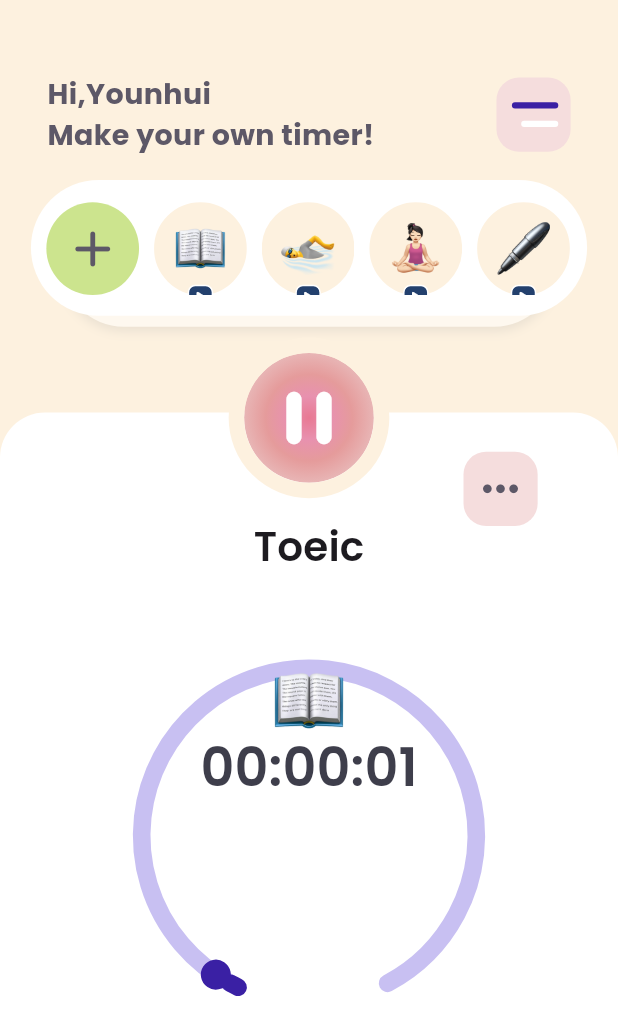
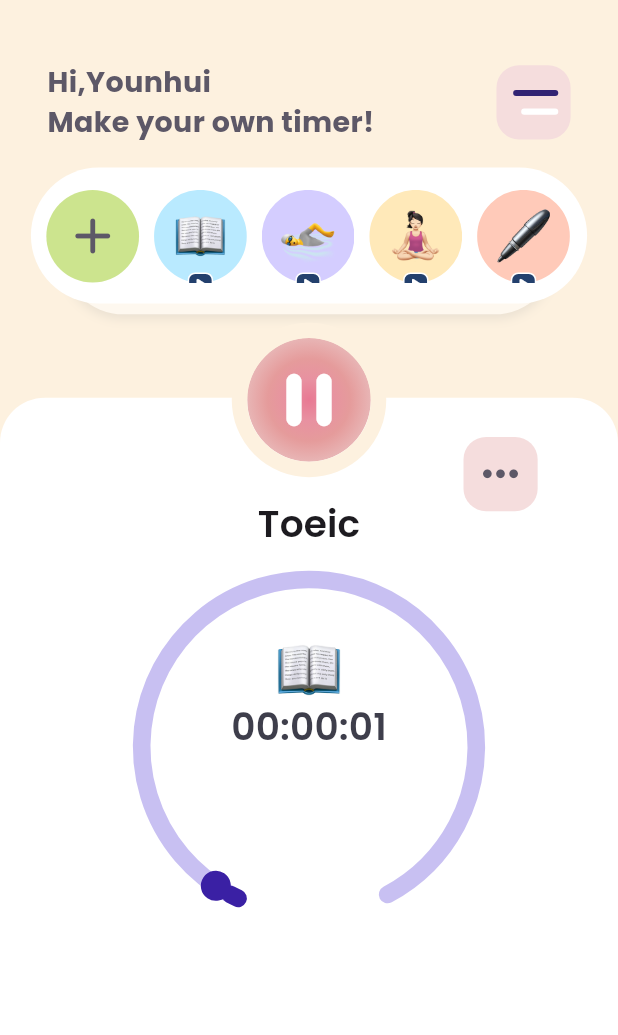
Before and after one commit to younhui97/custom_timer, a Flutter app: the screen it shows after launch, after a tap on the "play arrow" icon, on a phone screen of 412 x 824 dp. Shown: the top 1035 px of the screen. Run offline on Flutter 3.47's test engine with Material 3 defaults, Android fonts, the phone set to English and light mode, and no system bars; drawn by our look-alikes of syncfusion_flutter_gauges; our stand-ins replace firebase_core, firebase_database, gradient_borders; missing offline and left inert: string_2_icon; accounts and stored records are empty.

Commit message:
20240302

```diff
--- a/lib/model/mytimer.dart
+++ b/lib/model/mytimer.dart
@@ -15,7 +15,6 @@
   String ticon;
   String name;
   bool ison;
-  BoxDecoration bd;
   List tnamelist;
   List tlengthlist;
   ColorStyleFactory colors;
@@ -24,7 +23,6 @@
     required this.ticon,
     required this.name,
     required this.ison,
-    required this.bd,
     required this.tnamelist,
     required this.tlengthlist,
     required this.colors
--- a/lib/ui/colorstyle.dart
+++ b/lib/ui/colorstyle.dart
@@ -10,30 +10,23 @@
 }
 
 class ColorStyles {
-  static List<ColorStyleFactory> randomcolorlist = const [
-    ColorStyleFactory(main: lightyellow, border: denseyellow),
-    ColorStyleFactory(main: lightpink, border: densepink),
-    ColorStyleFactory(main: lightblue, border: denseblue),
-    ColorStyleFactory(main: lightpurple, border: densepurple),
-    ColorStyleFactory(main: lightorange, border: denseorange)
-  ];
-
   // static ColorStyleFactory randf = randomcolorlist[Random().nextInt(5)];
   // static ColorStyleFactory get randg => randomcolorlist[Random().nextInt(5)];
 
   static const Color lighterpink = Color(0xfff5dddd);
   static const Color lightyellow = Color(0xfffdf1df);
-  static const Color lightpink = Color(0xffe6b6b6);
+  static const Color lightyellow2 = Color(0xfffff0be);
+  static const Color lightpink = Color(0xffe6b6c4);
   static const Color lightlime = Color(0xffcce48e);
   static const Color lightblue = Color(0xffb5e6f8);
   static const Color lightpurple = Color(0xffb7b8e7);
-  static const Color lightorange = Color(0xffdea78f);
+  static const Color lightorange = Color(0xffeaaca6);
   static const Color denseyellow = Color(0xffe3a33d);
-  static const Color densepink = Color(0xff803a3a);
+  static const Color densepink = Color(0xff803a4f);
   static const Color denselime = Color(0xff607536);
   static const Color denseblue = Color(0xff325b6b);
   static const Color densepurple = Color(0xff27296e);
-  static const Color denseorange = Color(0xff753a23);
+  static const Color denseorange = Color(0xff8f2a01);
 
   static const Color g2 = Color(0xffe89191);
   static const Color g1 = Color(0xffe3b7b7);
@@ -53,5 +46,32 @@
   static const Color newtimer = Color(0xffA69AE6);
   static const Color greytext = Color(0xff3E3E4B);
 
+  static List<ColorStyleFactory> randomcolorlist = const [
+    ColorStyleFactory(main: mb, border: bb),
+    ColorStyleFactory(main: mp, border: bp),
+    ColorStyleFactory(main: my, border: by),
+    ColorStyleFactory(main: mr, border: br),
+    ColorStyleFactory(main: mpi, border: bpi),
+    ColorStyleFactory(main: mi, border: bi),
+    ColorStyleFactory(main: mg, border: bg),
+    ColorStyleFactory(main: mm, border: bm),
+  ];
+  static const Color my = Color(0xffffe9b9);
+  static const Color by = Color(0xffFFC547);
+  static const Color mr = Color(0xffFFCAB9);
+  static const Color br = Color(0xffF88B67);
+  static const Color mg = Color(0xffD2EBB1);
+  static const Color bg = Color(0xffA8D174);
+  static const Color mm = Color(0xffB7E6E0);
+  static const Color bm = Color(0xff47DAC7);
+  static const Color mb = Color(0xffB9EAFF);
+  static const Color bb = Color(0xff47D3FF);
+  static const Color mi = Color(0xffBED0F3);
+  static const Color bi = Color(0xff5078C5);
+  static const Color mp = Color(0xffD4CDFF);
+  static const Color bp = Color(0xff7763B2);
+  static const Color mpi = Color(0xffF1C2E7);
+  static const Color bpi = Color(0xff812F6F);
+
   // 3E3E4B
 }
--- a/lib/ui/textstyle.dart
+++ b/lib/ui/textstyle.dart
@@ -3,8 +3,8 @@
 
 class TextStyles {
   // static const timerTextStyle = TextStyle(height: 2, fontSize: 10,fontWeight: FontWeight.bold,letterSpacing: 0.1);
-  static const timerNameTextStyle = TextStyle(height: 2, fontSize: 27,fontWeight: FontWeight.w600,letterSpacing: 0.1);
+  static const timerNameTextStyle = TextStyle(height: 2, fontSize: 25,fontWeight: FontWeight.w600,letterSpacing: 0.1);
   static const timerTextStyle = TextStyle(height: 2, fontSize: 35,fontWeight: FontWeight.w600,letterSpacing: 0.1, color: ColorStyles.timeroff);
-  static const maintimerStyle = TextStyle(height: 2, fontSize: 35,fontWeight: FontWeight.w600,letterSpacing: 0.1, color: ColorStyles.greytext);
+  static const maintimerStyle = TextStyle(height: 2, fontSize: 25,fontWeight: FontWeight.w600,letterSpacing: 0.1, color: ColorStyles.greytext);
   static const maintimernameStyle = TextStyle(height: 2, fontSize: 20,fontWeight: FontWeight.w600,letterSpacing: 0.1, color: ColorStyles.greytext);
 }
--- a/lib/ui/view/main_page.dart
+++ b/lib/ui/view/main_page.dart
@@ -29,10 +29,9 @@
         ticon: 'remove',
         name: 'Name',
         ison: false,
-        bd: EtcStyles().offBoxDecoration,
         tnamelist: [],
         tlengthlist: [],
-        colors: ColorStyles.randomcolorlist[Random().nextInt(5)])
+        colors: ColorStyles.randomcolorlist[0])
   ];
   int _counter = 0;
   late Timer _timer;
@@ -54,34 +53,30 @@
           ticon: 'book',
           name: 'Toeic',
           ison: false,
-          bd: EtcStyles().offBoxDecoration,
           tnamelist: [],
           tlengthlist: [],
-          colors: ColorStyles.randomcolorlist[Random().nextInt(5)]),
+          colors: ColorStyles.randomcolorlist[0]),
       MyTimer(
           ticon: 'swim',
           name: 'Workout',
           ison: false,
-          bd: EtcStyles().offBoxDecoration,
           tnamelist: [],
           tlengthlist: [],
-          colors: ColorStyles.randomcolorlist[Random().nextInt(5)]),
+          colors: ColorStyles.randomcolorlist[1]),
       MyTimer(
           ticon: 'yoga',
           name: 'Yoga',
           ison: false,
-          bd: EtcStyles().offBoxDecoration,
           tnamelist: [],
           tlengthlist: [],
-          colors: ColorStyles.randomcolorlist[Random().nextInt(5)]),
+          colors: ColorStyles.randomcolorlist[2]),
       MyTimer(
         ticon: 'pen',
         name: 'Study',
         ison: false,
-        bd: EtcStyles().offBoxDecoration,
         tnamelist: [],
         tlengthlist: [],
-        colors: ColorStyles.randomcolorlist[Random().nextInt(5)],
+        colors: ColorStyles.randomcolorlist[3],
       )
     ]);
   }
@@ -98,7 +93,7 @@
           child: Column(
             children: [
               Container(
-                height: MediaQuery.of(context).size.height * 0.06,
+                height: MediaQuery.of(context).size.height * 0.05,
               ),
               Row(mainAxisAlignment: MainAxisAlignment.spaceBetween, children: [
                 Container(
@@ -144,9 +139,9 @@
                         children: [
                           Container(
                             height: MediaQuery.of(context).size.height * 0.005,
-                            width: MediaQuery.of(context).size.width * 0.075,
+                            width: MediaQuery.of(context).size.width * 0.073,
                             decoration: BoxDecoration(
-                              color: Color(0xff3A20A4),
+                              color: Color(0xff322373),
                               borderRadius: BorderRadius.circular(2),
                             ),
                           ),
@@ -216,7 +211,7 @@
                 ],
               ),
               Container(
-                height: MediaQuery.of(context).size.height * 0.02,
+                height: MediaQuery.of(context).size.height * 0.018,
               ),
               timerPage(),
             ],
@@ -257,13 +252,13 @@
             children: [
               Container(
                 alignment: Alignment.center,
-                width: MediaQuery.of(context).size.width * 0.21,
-                height: MediaQuery.of(context).size.width * 0.21,
+                width: MediaQuery.of(context).size.width * 0.2,
+                height: MediaQuery.of(context).size.width * 0.2,
                 decoration: BoxDecoration(
                     gradient: RadialGradient(
                       colors: [
                         Color(0xffe87993),
-                        Color(0xffe891af),
+                        Color(0xffe891a1),
                         Color(0xffe59b9b),
                         Color(0xffe8b5b5),
                       ],
@@ -303,7 +298,7 @@
                     color: Colors.white,
                   ),
                 ),
-              ),
+              ), // play button
               Container(
                 height: MediaQuery.of(context).size.height * 0.02,
               ),
@@ -424,7 +419,7 @@
                 children: [
                   SizedBox(
                     width: MediaQuery.of(context).size.width * 0.6,
-                    height: MediaQuery.of(context).size.height * 0.4,
+                    height: MediaQuery.of(context).size.height * 0.3,
                     child: SfRadialGauge(axes: <RadialAxis>[
                       RadialAxis(
                         pointers: <GaugePointer>[
@@ -467,7 +462,7 @@
                         return Positioned(
                             top: 50,
                             child: SizedBox(
-                                height: 50,
+                                height: 45,
                                 child: Image(
                                     image: AssetImage(
                                         'assets/icons/${_timerLista[int.parse(_selectedIndex.toString())].ticon}.png'))
@@ -1036,11 +1031,10 @@
                                 ticon: iconname,
                                 name: timername,
                                 ison: false,
-                                bd: EtcStyles().offBoxDecoration,
                                 tnamelist: [],
                                 tlengthlist: [],
                                 colors: ColorStyles
-                                    .randomcolorlist[Random().nextInt(5)])));
+                                    .randomcolorlist[Random().nextInt(8)])));
                           print(_timerLista);
                           Navigator.pop(context);
                         }),
```
